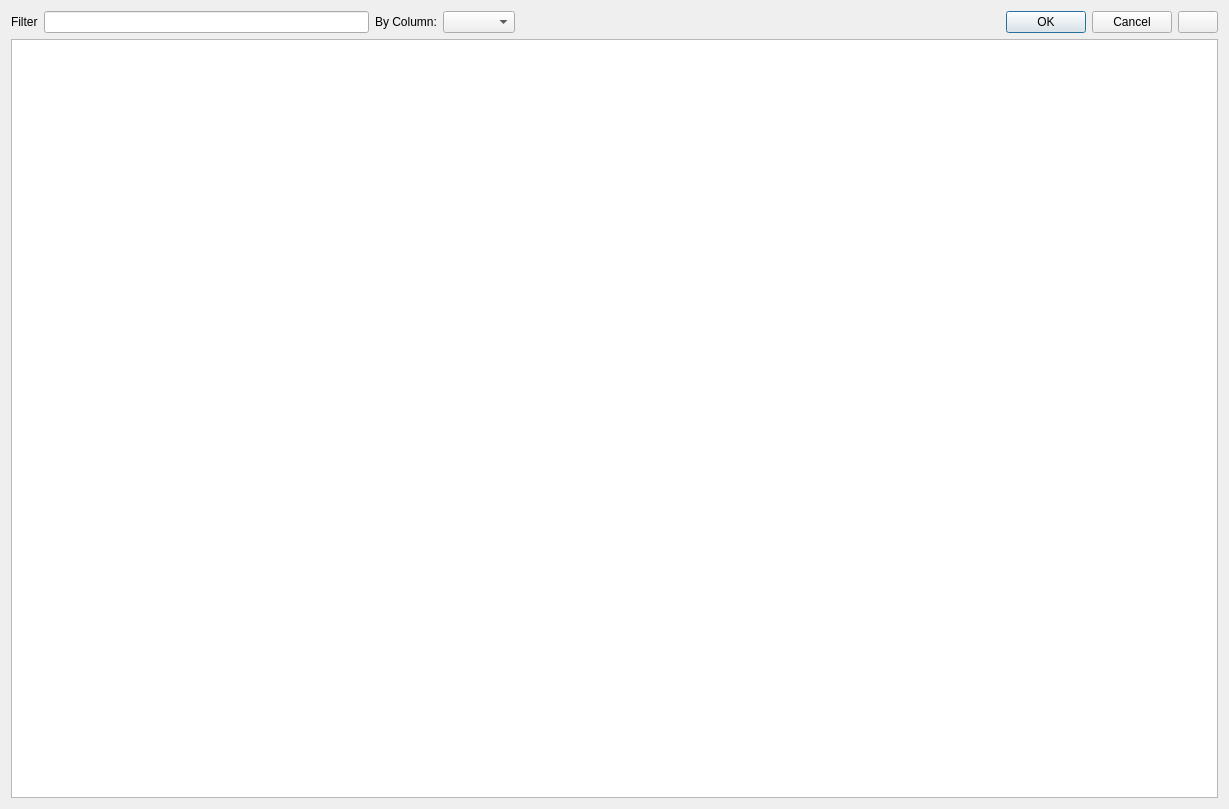
Before: the Qt Designer form widgets/results.ui in ebrahimraeyat/civilTools, drawn with Qt 5.
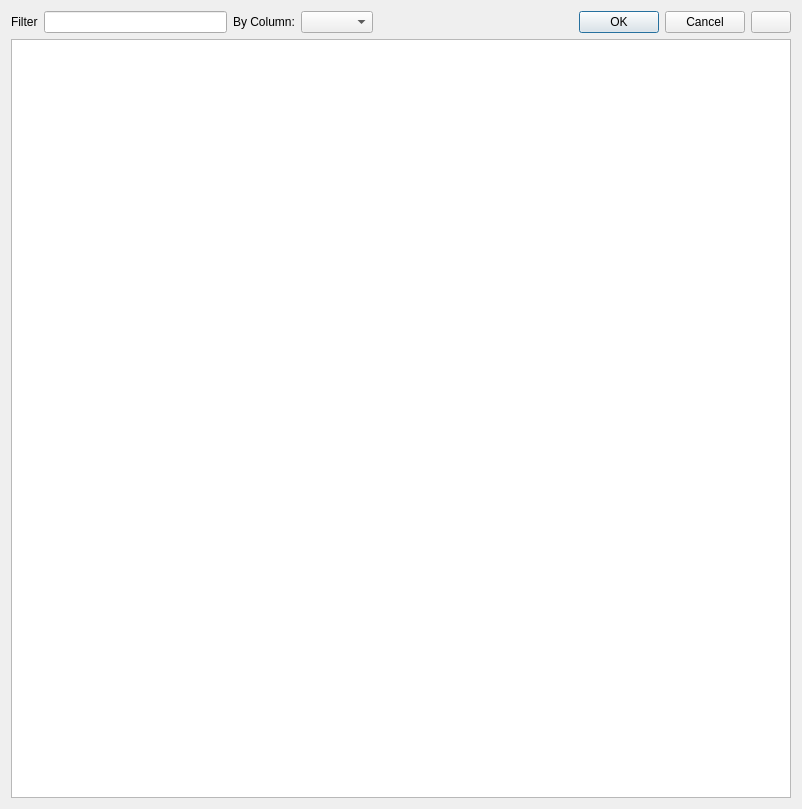
After: the same form once the commit is applied. Icons and pictures are not drawn.

Commit message: CFACTOR: set width of column of table result view to column content

```diff
--- a/widgets/results.ui
+++ b/widgets/results.ui
@@ -6,10 +6,16 @@
    <rect>
     <x>0</x>
     <y>0</y>
-    <width>1229</width>
+    <width>802</width>
     <height>809</height>
    </rect>
   </property>
+  <property name="sizePolicy">
+   <sizepolicy hsizetype="MinimumExpanding" vsizetype="Preferred">
+    <horstretch>0</horstretch>
+    <verstretch>0</verstretch>
+   </sizepolicy>
+  </property>
   <property name="windowTitle">
    <string>Results</string>
   </property>
@@ -79,7 +85,11 @@
     </layout>
    </item>
    <item>
-    <widget class="QTableView" name="result_table_view"/>
+    <widget class="QTableView" name="result_table_view">
+     <property name="sizeAdjustPolicy">
+      <enum>QAbstractScrollArea::AdjustToContents</enum>
+     </property>
+    </widget>
    </item>
   </layout>
  </widget>
```
The commit also changes 1 other file.
